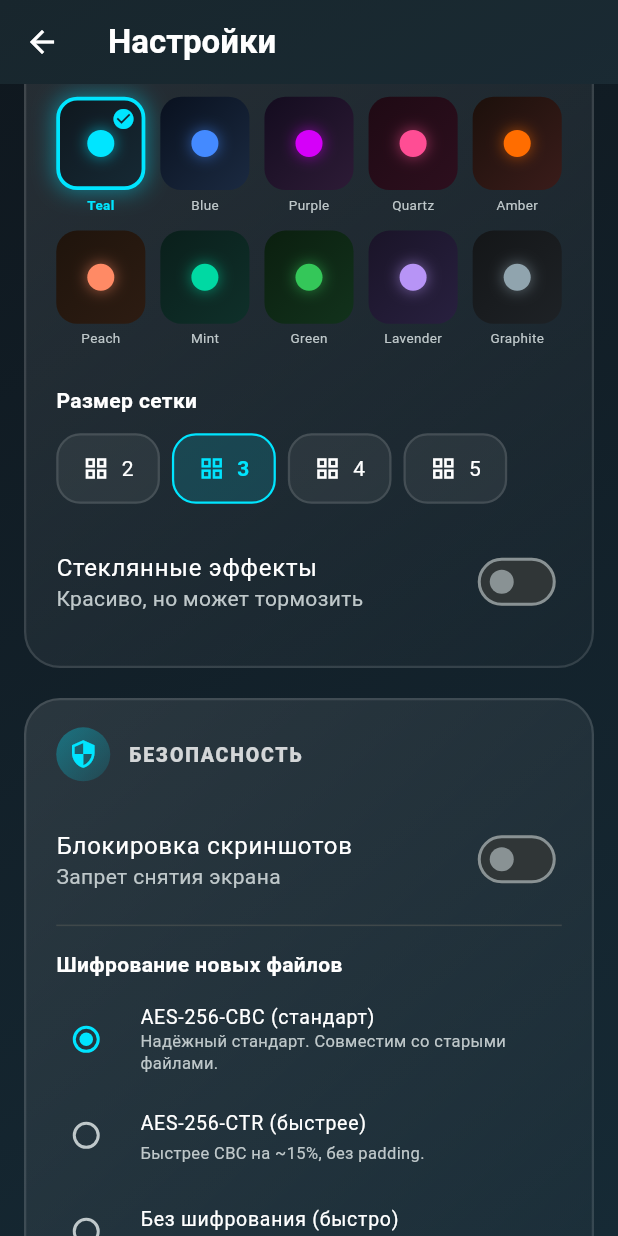
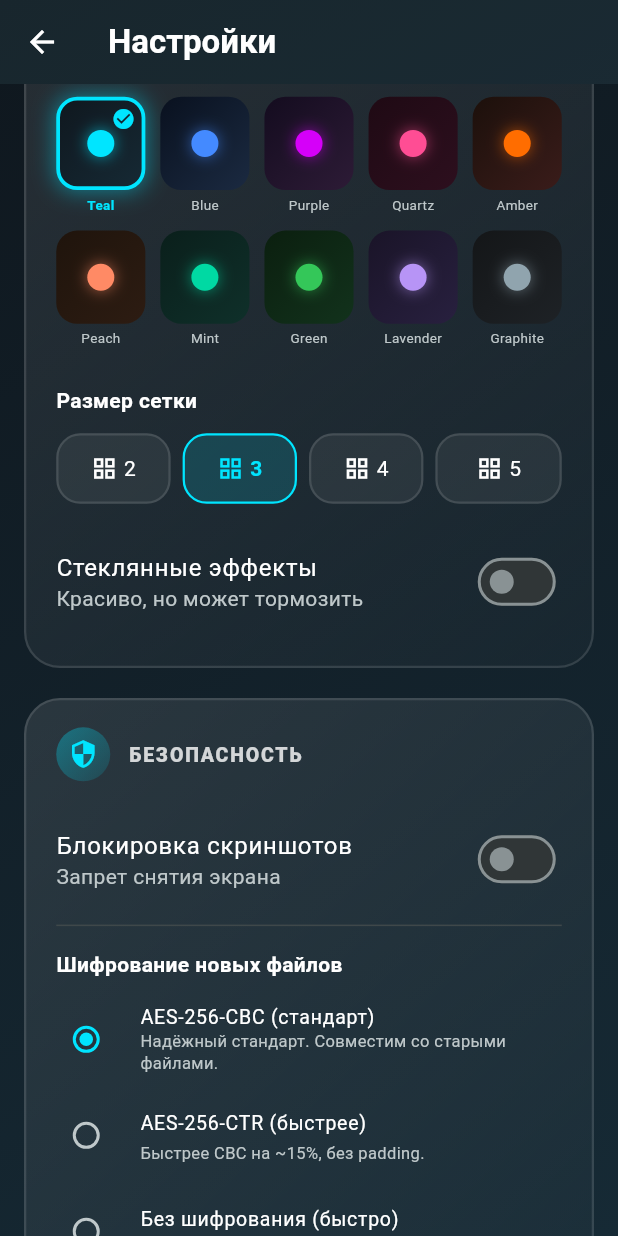
Before and after one commit to Ravi8O8/MediaVault, a Flutter app: the SettingsScreen screen opened directly with empty values, scrolled down 576 dp, on a phone screen of 412 x 824 dp. Run offline on Flutter 3.47's test engine with Material 3 defaults, Android fonts, the phone set to English and light mode, and no system bars; our stand-ins replace file_picker, flutter_image_compress, flutter_secure_storage, local_auth, share_plus, sqflite_sqlcipher and 1 more; missing offline and left inert: encrypt, flutter_windowmanager_plus, liquid_glass_widgets, photo_manager, video_thumbnail; accounts and stored records are empty.

Commit message:
Refactor layout and improve button handling in settings

```diff
--- a/lib/features/settings/settings_screen.dart
+++ b/lib/features/settings/settings_screen.dart
@@ -125,6 +125,10 @@ class _SettingsScreenState extends State<SettingsScreen> {
         showAppSnackBar(context, 'Восстановлено: ${result['ok']} (ошибок: ${result['err']})');
         widget.onDataChanged?.call();
         await _refreshStats();
+      } else {
+        showAppSnackBar(context, 'Восстановлено: ${result['ok']}');
+        widget.onDataChanged?.call();
+        await _refreshStats();
       }
     } catch (e) {
       if (mounted) showAppSnackBar(context, 'Ошибка: $e', isError: true);
@@ -158,20 +162,27 @@ class _SettingsScreenState extends State<SettingsScreen> {
       borderRadius: BorderRadius.circular(16),
       child: AnimatedContainer(
         duration: const Duration(milliseconds: 200),
-        padding: const EdgeInsets.symmetric(horizontal: 16, vertical: 12),
+        padding: const EdgeInsets.symmetric(horizontal: 8, vertical: 12),
         decoration: BoxDecoration(
           color: selected ? theme.primaryColor.withValues(alpha: 0.15) : theme.glassCardColor(brightness),
           borderRadius: BorderRadius.circular(16),
           border: Border.all(color: selected ? theme.primaryColor : theme.glassBorderColor(brightness), width: 1.5),
         ),
         child: Row(
-          mainAxisSize: MainAxisSize.min,
+          mainAxisAlignment: MainAxisAlignment.center,
           children: [
             if (icon != null) ...[
               Icon(icon, size: 18, color: selected ? theme.primaryColor : colorScheme.onSurface),
-              const SizedBox(width: 8),
+              const SizedBox(width: 4),
             ],
-            Text(label, style: TextStyle(color: selected ? theme.primaryColor : colorScheme.onSurface, fontWeight: selected ? FontWeight.bold : FontWeight.normal)),
+            Flexible(
+              child: Text(
+                label,
+                maxLines: 1,
+                overflow: TextOverflow.ellipsis,
+                style: TextStyle(color: selected ? theme.primaryColor : colorScheme.onSurface, fontWeight: selected ? FontWeight.bold : FontWeight.normal),
+              ),
+            ),
           ],
         ),
       ),
@@ -222,9 +233,21 @@ class _SettingsScreenState extends State<SettingsScreen> {
                     const SizedBox(height: 24),
                     const _SubLabel('Размер сетки'),
                     const SizedBox(height: 12),
-                    Wrap(spacing: 8, runSpacing: 8, children: [2, 3, 4, 5].map((cols) {
-                      return _buildChoiceButton('$cols', theme.gridColumns == cols, () => theme.setGridColumns(cols), icon: Icons.grid_view);
-                    }).toList()),
+                    Row(
+                      children: [2, 3, 4, 5].map((cols) {
+                        return Expanded(
+                          child: Padding(
+                            padding: EdgeInsets.only(right: cols == 5 ? 0 : 8),
+                            child: _buildChoiceButton(
+                              '$cols',
+                              theme.gridColumns == cols,
+                              () => theme.setGridColumns(cols),
+                              icon: Icons.grid_view,
+                            ),
+                          ),
+                        );
+                      }).toList(),
+                    ),
                     const SizedBox(height: 16),
                     SwitchListTile.adaptive(contentPadding: EdgeInsets.zero, title: const Text('Стеклянные эффекты'), subtitle: const Text('Красиво, но может тормозить'), value: GlassService.instance.enabled, onChanged: _toggleGlass, activeThumbColor: theme.primaryColor),
                   ]),
@@ -246,9 +269,21 @@ class _SettingsScreenState extends State<SettingsScreen> {
                   _SettingsCard(icon: Icons.auto_delete_outlined, title: 'КОРЗИНА', children: [
                     const _SubLabel('Автоочистка'),
                     const SizedBox(height: 12),
-                    Wrap(spacing: 8, runSpacing: 8, children: _trashDaysOptions.map((days) {
-                      return _buildChoiceButton(_trashLabel(days), _trashDays == days, () => _setTrashDays(days), icon: Icons.cleaning_services);
-                    }).toList()),
+                    Row(
+                      children: _trashDaysOptions.map((days) {
+                        return Expanded(
+                          child: Padding(
+                            padding: EdgeInsets.only(right: days == 30 ? 0 : 8),
+                            child: _buildChoiceButton(
+                              _trashLabel(days),
+                              _trashDays == days,
+                              () => _setTrashDays(days),
+                              icon: Icons.cleaning_services,
+                            ),
+                          ),
+                        );
+                      }).toList(),
+                    ),
                     const SizedBox(height: 16),
                     ListTile(contentPadding: EdgeInsets.zero, title: const Text('Очистить корзину сейчас'), trailing: _cleaning ? const SizedBox(width: 20, height: 20, child: CircularProgressIndicator(strokeWidth: 2)) : const Icon(Icons.delete_forever, color: Colors.redAccent), onTap: _cleaning ? null : _purgeTrashNow),
                     ListTile(contentPadding: EdgeInsets.zero, title: const Text('Поиск дубликатов'), trailing: const Icon(Icons.content_copy), onTap: _openDuplicates),
```
